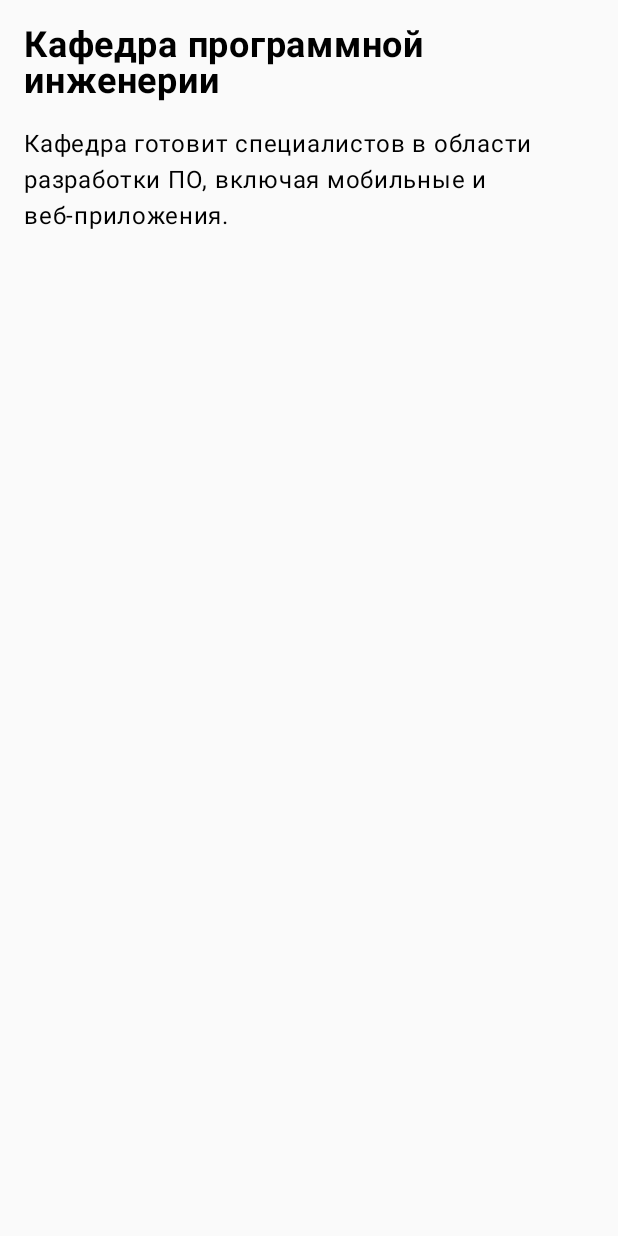
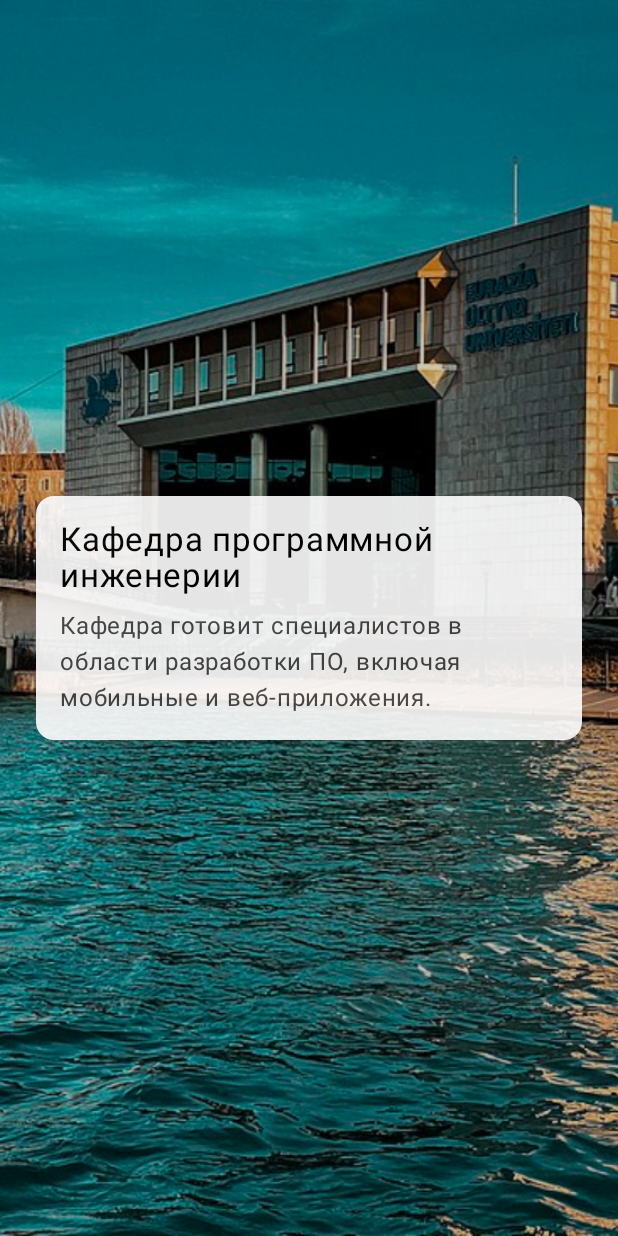
Before and after one commit to Erengayip/enuapp, an Android app built with Jetpack Compose: the DepartmentScreen screen opened through its navigation route, on a phone screen of 412 x 824 dp. Run offline under Robolectric (Android 15) with nearby library versions, the phone set to English and light mode, and no system bars.

Commit message:
Обновлены экранnew screens 2

```diff
--- a/app/src/main/java/com/example/enuapp/ui/navigation/AppNavigation.kt
+++ b/app/src/main/java/com/example/enuapp/ui/navigation/AppNavigation.kt
@@ -151,24 +151,26 @@ fun AppNavigation() {
             )
         }
 
-        // Education level screens
         composable(Screen.Bachelor.route) {
             DepartmentScreen(
                 title = "Бакалавриат",
                 description = "Бакалавриат — это первая ступень высшего образования, дающая фундаментальные знания по выбранной специальности. Программа длится 4 года и включает лекции, практику и научную работу."
             )
         }
+
         composable(Screen.Master.route) {
             DepartmentScreen(
                 title = "Магистратура",
                 description = "Магистратура — вторая ступень высшего образования, предназначенная для углублённого изучения специальности и проведения научных исследований. Программа длится 1–2 года."
             )
         }
+
         composable(Screen.PhD.route) {
             DepartmentScreen(
                 title = "Докторантура",
                 description = "Докторантура — это высшая ступень подготовки научных кадров. Программа рассчитана на 3 года и включает проведение самостоятельного научного исследования с защитой диссертации."
             )
         }
+
     }
 }
--- a/app/src/main/java/com/example/enuapp/ui/screens/DepartmentScreen.kt
+++ b/app/src/main/java/com/example/enuapp/ui/screens/DepartmentScreen.kt
@@ -1,22 +1,76 @@
 package com.example.enuapp.ui.screens
 
+import androidx.compose.foundation.Image
+import androidx.compose.foundation.background
 import androidx.compose.foundation.layout.*
-import androidx.compose.material3.*
+import androidx.compose.foundation.shape.RoundedCornerShape
+import androidx.compose.material3.Surface
+import androidx.compose.material3.Text
 import androidx.compose.runtime.Composable
+import androidx.compose.ui.Alignment
 import androidx.compose.ui.Modifier
-import androidx.compose.ui.text.font.FontWeight
+import androidx.compose.ui.draw.alpha
+import androidx.compose.ui.graphics.Color
+import androidx.compose.ui.layout.ContentScale
+import androidx.compose.ui.res.painterResource
 import androidx.compose.ui.unit.dp
 import androidx.compose.ui.unit.sp
+import com.example.enuapp.R
 
 @Composable
-fun DepartmentScreen(title: String, description: String) {
-    Column(
-        modifier = Modifier
-            .fillMaxSize()
-            .padding(16.dp)
-    ) {
-        Text(text = title, fontSize = 24.sp, fontWeight = FontWeight.Bold)
-        Spacer(modifier = Modifier.height(16.dp))
-        Text(text = description, fontSize = 16.sp)
+fun DepartmentScreen(
+    title: String,
+    description: String,
+    backgroundResId: Int = R.drawable.university_bg // фон по умолчанию
+) {
+    Box(modifier = Modifier.fillMaxSize()) {
+        // Фон
+        Image(
+            painter = painterResource(id = backgroundResId),
+            contentDescription = null,
+            modifier = Modifier.fillMaxSize(),
+            contentScale = ContentScale.Crop
+        )
+
+        // Тёмный оверлей для читаемости текста
+        Box(
+            modifier = Modifier
+                .fillMaxSize()
+                .background(Color.Black.copy(alpha = 0.2f))
+        )
+
+        // Контент
+        Box(
+            modifier = Modifier
+                .fillMaxSize()
+                .padding(24.dp),
+            contentAlignment = Alignment.Center
+        ) {
+            Surface(
+                color = Color.White,
+                shape = RoundedCornerShape(12.dp),
+                tonalElevation = 4.dp,
+                modifier = Modifier
+                    .fillMaxWidth()
+                    .alpha(0.9f)
+            ) {
+                Column(
+                    modifier = Modifier
+                        .padding(16.dp),
+                    verticalArrangement = Arrangement.spacedBy(8.dp)
+                ) {
+                    Text(
+                        text = title,
+                        fontSize = 22.sp,
+                        color = Color.Black
+                    )
+                    Text(
+                        text = description,
+                        fontSize = 16.sp,
+                        color = Color.DarkGray
+                    )
+                }
+            }
+        }
     }
 }
```
